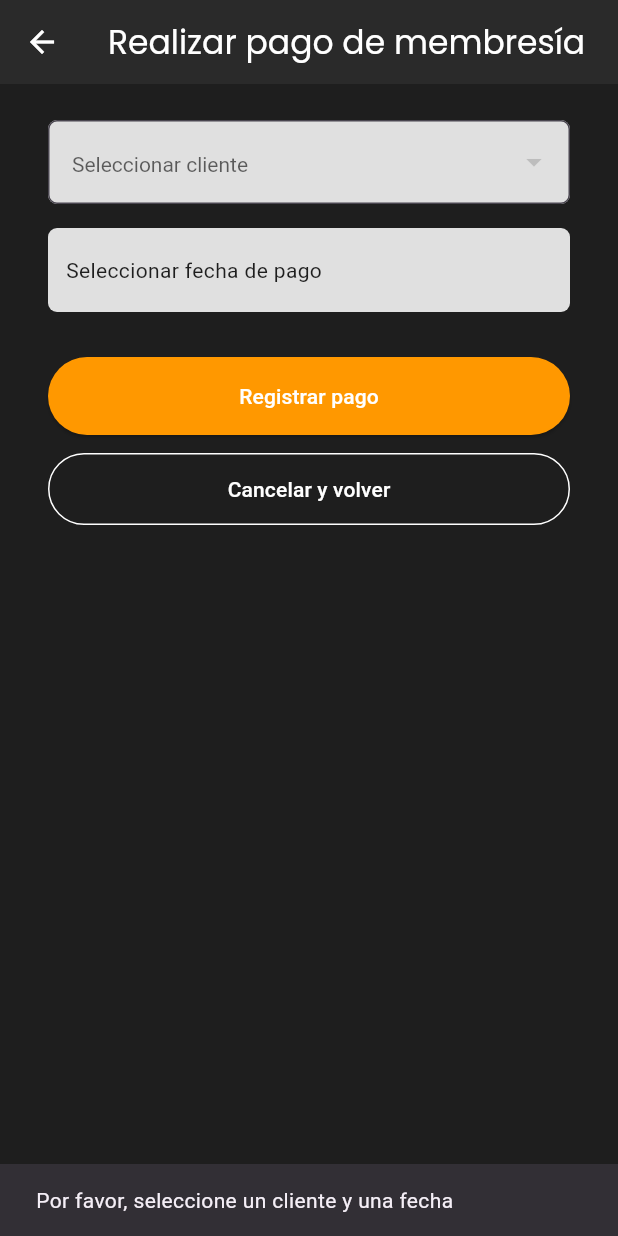
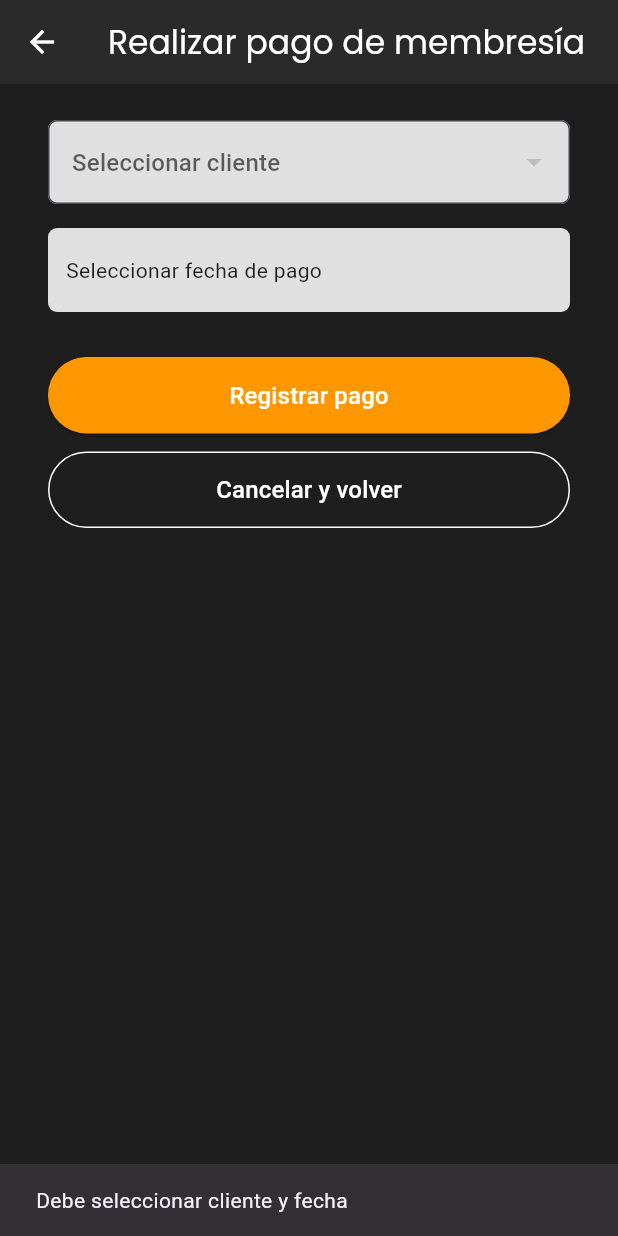
Before and after one commit to AlejandroH7/ProyectoFinalProgramacionIII, a Flutter app: the RealizarPagoPage screen opened directly, after a tap on "Registrar pago", on a phone screen of 412 x 824 dp. Run offline on Flutter 3.47's test engine with Material 3 defaults, Android fonts, the phone set to English and light mode, and no system bars; our stand-ins replace google_fonts, sqflite; accounts and stored records are empty.

Commit message:
Correciones  de realizar pago

```diff
--- a/fitmanager/lib/core/database/local_db.dart
+++ b/fitmanager/lib/core/database/local_db.dart
@@ -1,3 +1,56 @@
+import 'package:path/path.dart';
+import 'package:sqflite/sqflite.dart';
+
+class LocalDatabase {
+  static Database? _database;
+
+  static Future<Database> getDatabase() async {
+    if (_database != null) return _database!;
+    _database = await _initDB('fitmanager.db');
+    return _database!;
+  }
+
+  static Future<Database> _initDB(String fileName) async {
+    final dbPath = await getDatabasesPath();
+    final path = join(dbPath, fileName);
+
+    return await openDatabase(
+      path,
+      version: 2, // ⬅️ Subimos la versión de la base de datos
+      onCreate: (db, version) async {
+        await _crearTablas(db);
+      },
+      onUpgrade: (db, oldVersion, newVersion) async {
+        await _crearTablas(db);
+      },
+    );
+  }
+
+  static Future<void> _crearTablas(Database db) async {
+    await db.execute('''
+      CREATE TABLE IF NOT EXISTS clientes(
+        id INTEGER PRIMARY KEY AUTOINCREMENT,
+        nombre TEXT,
+        sexo TEXT,
+        fechaNacimiento TEXT,
+        telefono TEXT,
+        fechaInicioMembresia TEXT,
+        estado TEXT
+      )
+    ''');
+
+    await db.execute('''
+      CREATE TABLE IF NOT EXISTS pagos(
+        id INTEGER PRIMARY KEY AUTOINCREMENT,
+        clienteId INTEGER,
+        fechaPago TEXT,
+        FOREIGN KEY (clienteId) REFERENCES clientes(id)
+      )
+    ''');
+  }
+}
+
+/*
 import 'package:path/path.dart';
 import 'package:sqflite/sqflite.dart';
 
@@ -40,3 +93,4 @@ class LocalDatabase {
     );
   }
 }
+*/
--- a/fitmanager/lib/data/repositories/pago_repository.dart
+++ b/fitmanager/lib/data/repositories/pago_repository.dart
@@ -9,7 +9,7 @@ class PagoRepository {
 
   Future<List<Pago>> obtenerPagos() async {
     final db = await DBHelper.db();
-    final List<Map<String, dynamic>> maps = await db.query('pagos');
+    final maps = await db.query('pagos');
     return List.generate(maps.length, (i) => Pago.fromMap(maps[i]));
   }
 }
--- a/fitmanager/lib/main.dart
+++ b/fitmanager/lib/main.dart
@@ -1,3 +1,26 @@
+import 'package:flutter/material.dart';
+import 'package:fitmanager/presentation/pages/login_page.dart'; // Cambia si usás otra ruta
+
+void main() {
+  runApp(const MyApp());
+}
+
+class MyApp extends StatelessWidget {
+  const MyApp({super.key});
+
+  @override
+  Widget build(BuildContext context) {
+    return MaterialApp(
+      debugShowCheckedModeBanner: false,
+      title: 'Fit Manager',
+      home: const LoginPage(), // Aquí va tu pantalla inicial real
+    );
+  }
+}
+
+
+
+/*
 import 'package:flutter/material.dart';
 import 'package:fitmanager/presentation/pages/login_page.dart'; // Cambia el nombre si usás otro
 
@@ -17,3 +40,4 @@ class MyApp extends StatelessWidget {
     );
   }
 }
+*/
--- a/fitmanager/lib/presentation/pages/realizar_pago_page.dart
+++ b/fitmanager/lib/presentation/pages/realizar_pago_page.dart
@@ -26,17 +26,15 @@ class _RealizarPagoPageState extends State<RealizarPagoPage> {
 
   Future<void> _cargarClientes() async {
     final lista = await ClienteRepository().obtenerClientes();
-    setState(() {
-      clientes = lista;
-    });
+    setState(() => clientes = lista);
   }
 
   Future<void> _seleccionarFecha() async {
-    final DateTime? picked = await showDatePicker(
+    final picked = await showDatePicker(
       context: context,
       initialDate: DateTime.now(),
       firstDate: DateTime(2023),
-      lastDate: DateTime.now().add(const Duration(days: 365)),
+      lastDate: DateTime(2100),
       builder:
           (context, child) => Theme(
             data: ThemeData.dark().copyWith(
@@ -50,20 +48,24 @@ class _RealizarPagoPageState extends State<RealizarPagoPage> {
     );
 
     if (picked != null) {
-      setState(() {
-        fechaSeleccionada = picked;
-      });
+      setState(() => fechaSeleccionada = picked);
     }
   }
 
   Future<void> _registrarPago() async {
-    if (clienteSeleccionado != null && fechaSeleccionada != null) {
-      final pago = Pago(
+    if (clienteSeleccionado == null || fechaSeleccionada == null) {
+      ScaffoldMessenger.of(context).showSnackBar(
+        const SnackBar(content: Text('Debe seleccionar cliente y fecha')),
+      );
+      return;
+    }
+
+    final nuevoPago = Pago(
       clienteId: clienteSeleccionado!.id!,
       fechaPago: DateFormat('yyyy-MM-dd').format(fechaSeleccionada!),
     );
 
-      await PagoRepository().insertarPago(pago);
+    await PagoRepository().insertarPago(nuevoPago);
 
     showDialog(
       context: context,
@@ -75,32 +77,27 @@ class _RealizarPagoPageState extends State<RealizarPagoPage> {
               style: TextStyle(color: Colors.white),
             ),
             content: Text(
-                'Cliente: ${clienteSeleccionado!.nombre}\nFecha de pago: ${pago.fechaPago}',
+              'Cliente: ${clienteSeleccionado!.nombre}\nFecha: ${DateFormat('dd/MM/yyyy').format(fechaSeleccionada!)}',
               style: const TextStyle(color: Colors.white70),
             ),
             actions: [
               TextButton(
                 onPressed: () => Navigator.pop(context),
                 style: TextButton.styleFrom(backgroundColor: Colors.orange),
-                  child: const Text(
-                    'OK',
-                    style: TextStyle(color: Colors.white),
-                  ),
+                child: const Text('OK', style: TextStyle(color: Colors.white)),
               ),
             ],
           ),
     );
-    } else {
-      ScaffoldMessenger.of(context).showSnackBar(
-        const SnackBar(
-          content: Text('Por favor, seleccione un cliente y una fecha'),
-        ),
-      );
-    }
   }
 
   @override
   Widget build(BuildContext context) {
+    final fechaTexto =
+        fechaSeleccionada != null
+            ? DateFormat('dd/MM/yyyy').format(fechaSeleccionada!)
+            : 'Seleccionar fecha de pago';
+
     return Scaffold(
       backgroundColor: const Color(0xFF1E1E1E),
       appBar: AppBar(
@@ -114,7 +111,6 @@ class _RealizarPagoPageState extends State<RealizarPagoPage> {
       body: Padding(
         padding: const EdgeInsets.symmetric(horizontal: 32, vertical: 24),
         child: Column(
-          crossAxisAlignment: CrossAxisAlignment.stretch,
           children: [
             DropdownButtonFormField<Cliente>(
               value: clienteSeleccionado,
@@ -122,47 +118,72 @@ class _RealizarPagoPageState extends State<RealizarPagoPage> {
                   clientes.map((cliente) {
                     return DropdownMenuItem(
                       value: cliente,
-                      child: Text(
-                        '${cliente.nombre} (CLT-${cliente.id!.toString().padLeft(4, '0')})',
-                      ),
+                      child: Text('${cliente.nombre} (ID: ${cliente.id})'),
                     );
                   }).toList(),
               onChanged: (value) => setState(() => clienteSeleccionado = value),
               decoration: InputDecoration(
                 filled: true,
                 fillColor: Colors.grey[300],
+                hintText: 'Seleccionar cliente',
                 border: OutlineInputBorder(
                   borderRadius: BorderRadius.circular(6),
                 ),
-                hintText: 'Seleccionar cliente',
               ),
-              style: const TextStyle(color: Colors.black),
-              dropdownColor: const Color.fromARGB(255, 192, 190, 190),
             ),
             const SizedBox(height: 16),
-            _buildSelectorFecha(),
+            GestureDetector(
+              onTap: _seleccionarFecha,
+              child: Container(
+                width: double.infinity,
+                padding: const EdgeInsets.symmetric(
+                  horizontal: 12,
+                  vertical: 18,
+                ),
+                decoration: BoxDecoration(
+                  color: Colors.grey[300],
+                  borderRadius: BorderRadius.circular(6),
+                ),
+                child: Text(
+                  fechaTexto,
+                  style: const TextStyle(color: Colors.black87),
+                ),
+              ),
+            ),
             const SizedBox(height: 30),
-            ElevatedButton(
+            SizedBox(
+              width: double.infinity,
+              child: ElevatedButton(
                 onPressed: _registrarPago,
                 style: ElevatedButton.styleFrom(
                   backgroundColor: const Color(0xFFFF9800),
-                padding: const EdgeInsets.symmetric(vertical: 16),
+                  padding: const EdgeInsets.symmetric(vertical: 14),
+                  shape: RoundedRectangleBorder(
+                    borderRadius: BorderRadius.circular(30),
+                  ),
                 ),
                 child: const Text(
                   'Registrar pago',
-                style: TextStyle(color: Colors.white),
+                  style: TextStyle(color: Colors.white, fontSize: 16),
+                ),
               ),
             ),
             const SizedBox(height: 12),
-            OutlinedButton(
+            SizedBox(
+              width: double.infinity,
+              child: OutlinedButton(
                 onPressed: () => Navigator.pop(context),
                 style: OutlinedButton.styleFrom(
                   padding: const EdgeInsets.symmetric(vertical: 14),
+                  shape: RoundedRectangleBorder(
+                    borderRadius: BorderRadius.circular(30),
+                  ),
                   side: const BorderSide(color: Colors.white),
                 ),
                 child: const Text(
                   'Cancelar y volver',
-                style: TextStyle(color: Colors.white),
+                  style: TextStyle(color: Colors.white, fontSize: 16),
+                ),
               ),
             ),
           ],
@@ -170,30 +191,10 @@ class _RealizarPagoPageState extends State<RealizarPagoPage> {
       ),
     );
   }
-
-  Widget _buildSelectorFecha() {
-    final texto =
-        fechaSeleccionada != null
-            ? DateFormat('dd/MM/yyyy').format(fechaSeleccionada!)
-            : 'Seleccionar fecha de pago';
-
-    return GestureDetector(
-      onTap: _seleccionarFecha,
-      child: Container(
-        width: double.infinity,
-        padding: const EdgeInsets.symmetric(horizontal: 12, vertical: 18),
-        decoration: BoxDecoration(
-          color: Colors.grey[300],
-          borderRadius: BorderRadius.circular(6),
-        ),
-        child: Text(texto, style: const TextStyle(color: Colors.black87)),
-      ),
-    );
-  }
 }
 
-
-/*import 'package:flutter/material.dart';
+/*
+import 'package:flutter/material.dart';
 import 'package:google_fonts/google_fonts.dart';
 import 'package:intl/intl.dart';
 
```
Also changed, not shown: fitmanager/lib/data/helpers/db_helper.dart (added, +33 -0 lines). Lines whose indentation alone changed are shown as unchanged.
